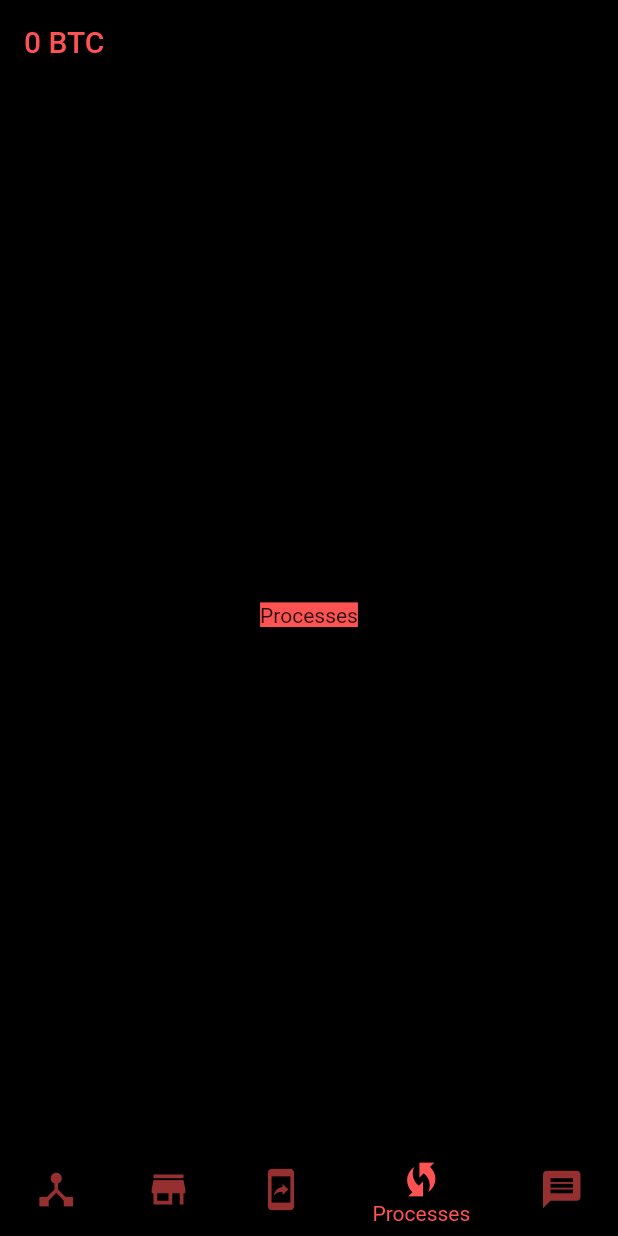
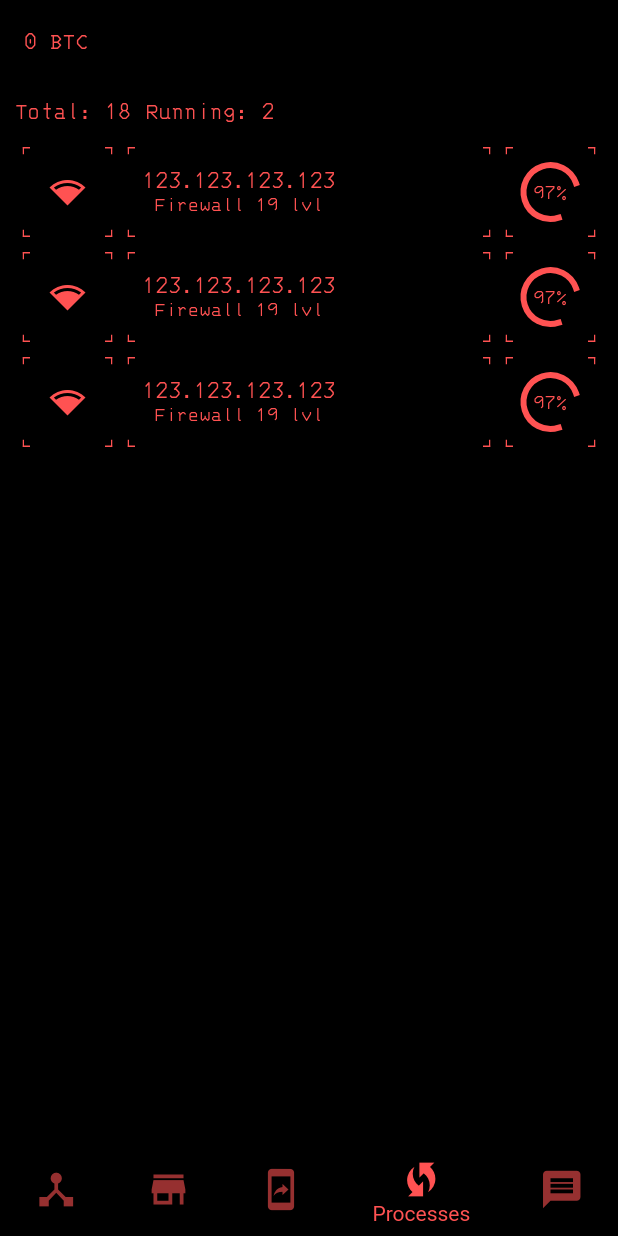
Before and after one commit to fear404-png/synt, a Flutter app: the screen it shows after launch, swiped to page 4, on a phone screen of 412 x 824 dp. Run offline on Flutter 3.47's test engine with Material 2 defaults, Android fonts, the phone set to English and light mode, and no system bars; our stand-ins replace bloc, flutter_bloc, flutter_svg.

Commit message:
Верстка процессов, добавлена небольшая анимация при покупке в магазине

```diff
--- /dev/null
+++ b/lib/pages/components/processes_item.dart
@@ -0,0 +1,69 @@
+
+import 'package:flutter/material.dart';
+import 'package:synt/theme/app_colors.dart';
+import 'package:synt/until/app_containers.dart';
+import 'package:synt/until/app_font_style.dart';
+import 'package:synt/until/app_paddings.dart';
+
+class ProcessesItem extends StatelessWidget {
+  const ProcessesItem({
+    Key? key,
+  }) : super(key: key);
+
+  @override
+  Widget build(BuildContext context) {
+    return Row(
+      children: [
+        const CustomContainer(
+            width: 60,
+            height: 60,
+            child: Icon(
+              Icons.network_wifi,
+              color: AppColors.accent,
+            ),
+            crossAxisAlignment: CrossAxisAlignment.center),
+        AppPaddings.defaultSizedBoxWidth,
+        Expanded(
+            child: CustomContainer(
+          height: 60,
+          child: Padding(
+            padding: const EdgeInsets.symmetric(horizontal: 10),
+            child: Column(
+              children: const [
+                Text(
+                  "123.123.123.123",
+                  style: AppTextStyle.textStyleHeader,
+                ),
+                Text(
+                  "Firewall 19 lvl",
+                  style: AppTextStyle.textStyle,
+                ),
+              ],
+            ),
+          ),
+          crossAxisAlignment: CrossAxisAlignment.start,
+        )),
+        AppPaddings.defaultSizedBoxWidth,
+        CustomContainer(
+            width: 60,
+            height: 60,
+            child: Stack(
+              children: const [
+                CircularProgressIndicator(
+                  color: AppColors.accent,
+                ),
+                Positioned(
+                  top: 11,
+                  right: 7,
+                  child: Text(
+                    "97%",
+                    style: AppTextStyle.textStyle,
+                  ),
+                )
+              ],
+            ),
+            crossAxisAlignment: CrossAxisAlignment.center),
+      ],
+    );
+  }
+}
--- /dev/null
+++ b/lib/pages/components/processes_items.dart
@@ -0,0 +1,20 @@
+import 'package:flutter/material.dart';
+import 'package:synt/pages/components/processes_item.dart';
+
+class ProcessesItems extends StatelessWidget {
+  const ProcessesItems({
+    Key? key,
+  }) : super(key: key);
+
+  @override
+  Widget build(BuildContext context) {
+    return ListView.builder(
+        itemCount: 3,
+        itemBuilder: (context, index) {
+          return Padding(
+            padding: const EdgeInsets.all(5),
+            child: ProcessesItem(),
+          );
+        });
+  }
+}
--- /dev/null
+++ b/lib/pages/components/processes_title.dart
@@ -0,0 +1,26 @@
+import 'package:flutter/material.dart';
+import 'package:synt/until/app_font_style.dart';
+import 'package:synt/until/app_paddings.dart';
+
+class ProcessesTitle extends StatelessWidget {
+  const ProcessesTitle({
+    Key? key,
+  }) : super(key: key);
+
+  @override
+  Widget build(BuildContext context) {
+    return Row(
+      children: const [
+        Text(
+          "Total: 18",
+          style: AppTextStyle.textStyleHeader,
+        ),
+        AppPaddings.defaultSizedBoxWidth,
+        Text(
+          "Running: 2",
+          style: AppTextStyle.textStyleHeader,
+        ),
+      ],
+    );
+  }
+}
--- a/lib/pages/components/store_item.dart
+++ b/lib/pages/components/store_item.dart
@@ -4,6 +4,7 @@ import 'package:flutter_bloc/flutter_bloc.dart';
 import 'package:synt/blocs/appbar_bloc/appbar_bloc.dart';
 import 'package:synt/blocs/store_bloc/store_bloc.dart';
 import 'package:synt/data/player.dart';
+import 'package:synt/pages/main_screen_widget.dart';
 import 'package:synt/theme/app_colors.dart';
 
 import 'package:synt/until/app_containers.dart';
@@ -68,6 +69,13 @@ class StoreItemWidget extends StatelessWidget {
               if (Player.btc >= price) {
                 BlocProvider.of<StoreBloc>(context).add(BuyItem(type));
                 BlocProvider.of<AppbarBloc>(context).add(RemoveBtc(price));
+                Scaffold.of(context).showSnackBar(SnackBar(
+                    duration: Duration(milliseconds: 1200),
+                    backgroundColor: AppColors.background,
+                    content: Text(
+                      "You have purchased a $title for $price btc",
+                      style: AppTextStyle.textStyleHeader,
+                    )));
               }
             },
             child: CustomContainer(
--- a/lib/pages/hardware_info.dart
+++ b/lib/pages/hardware_info.dart
@@ -90,6 +90,7 @@ class HardwareInfo extends StatelessWidget {
                           ),
                         );
                       }
+
                       if (item is Network) {
                         return GestureDetector(
                           onTap: () {
--- a/lib/pages/main_screen_widget.dart
+++ b/lib/pages/main_screen_widget.dart
@@ -4,6 +4,7 @@ import 'package:synt/blocs/appbar_bloc/appbar_bloc.dart';
 
 import 'package:synt/theme/app_colors.dart';
 import 'package:synt/theme/app_info.dart';
+import 'package:synt/until/app_font_style.dart';
 
 import 'device_widget.dart';
 import 'messages_widget.dart';
@@ -73,7 +74,7 @@ class _MainScreenWidgetState extends State<MainScreenWidget> {
             builder: (context, state) {
               return Text(
                 "${state.btc} BTC",
-                style: const TextStyle(color: AppColors.accent),
+                style: AppTextStyle.textStyleHeader,
               );
             },
           ),
--- a/lib/pages/processes_widget.dart
+++ b/lib/pages/processes_widget.dart
@@ -1,14 +1,26 @@
 import 'package:flutter/material.dart';
 import 'package:synt/theme/app_colors.dart';
+import 'package:synt/until/app_containers.dart';
+import 'package:synt/until/app_font_style.dart';
+import 'package:synt/until/app_paddings.dart';
+
+import 'components/processes_items.dart';
+import 'components/processes_title.dart';
 
 class ProcessesWidget extends StatelessWidget {
   const ProcessesWidget({Key? key}) : super(key: key);
 
   @override
   Widget build(BuildContext context) {
-    return Center(
-      child: Text("Processes",
-        style: TextStyle(backgroundColor: AppColors.accent),),
+    return Padding(
+      padding: AppPaddings.defaultPadding,
+      child: Column(
+        children: [
+          ProcessesTitle(),
+          AppPaddings.defaultSizedBoxHeight,
+          Expanded(child: ProcessesItems())
+        ],
+      ),
     );
   }
 }
```
